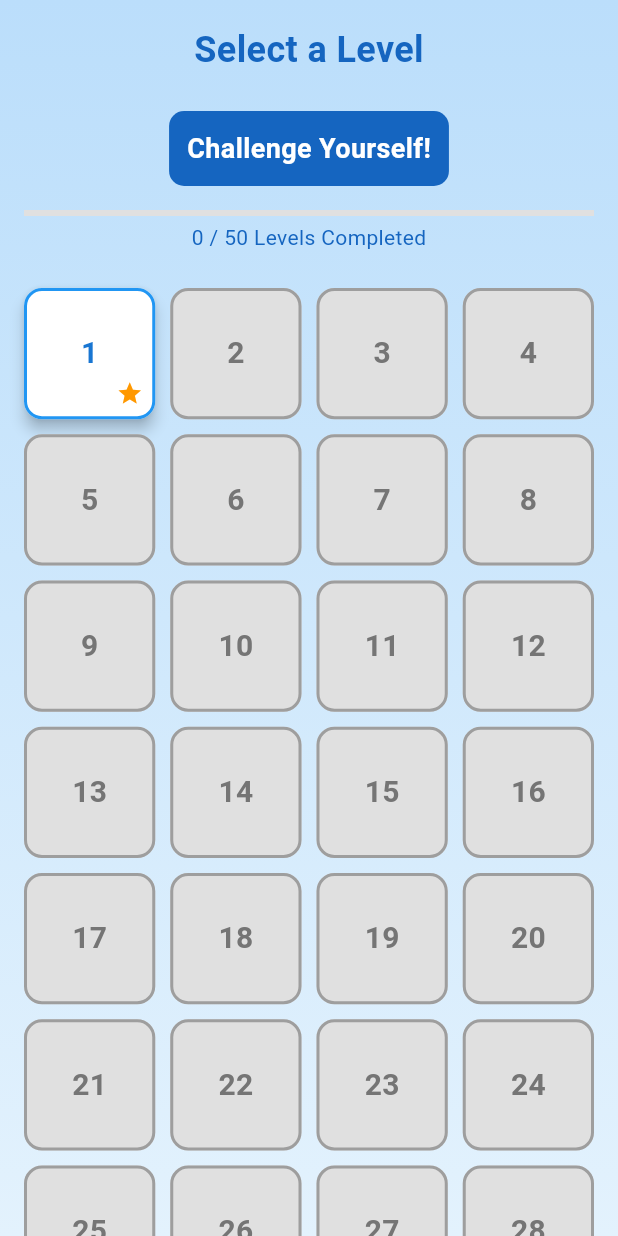
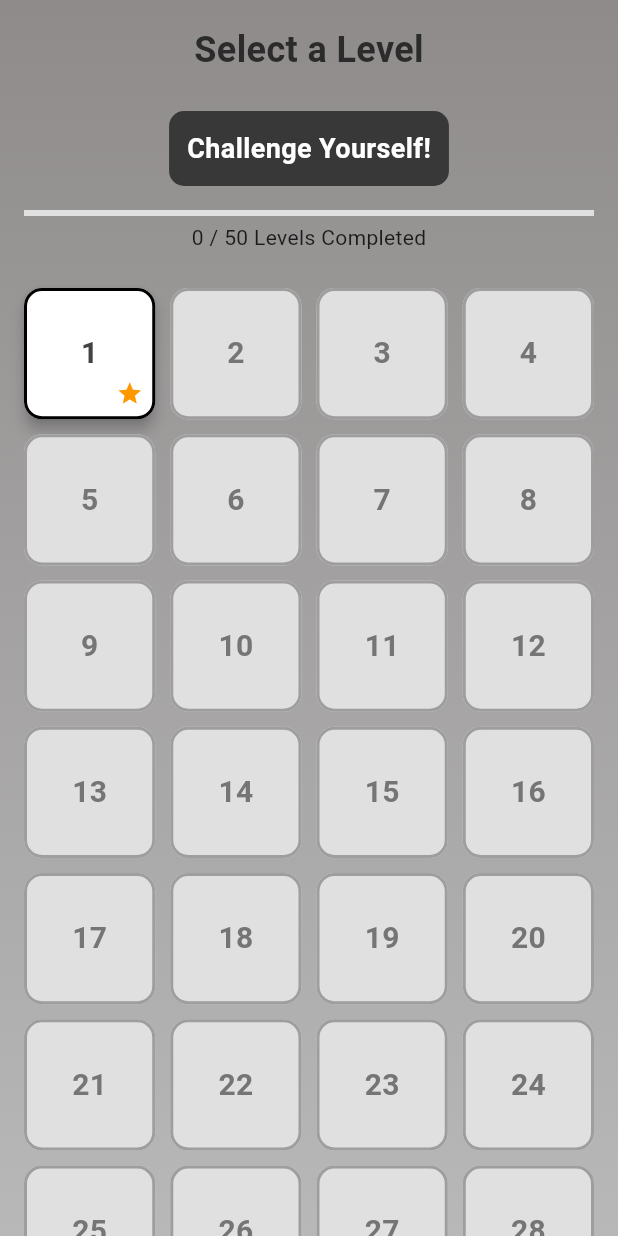
Before and after one commit to Nafiz4041/minesweeper, a Flutter app: the screen it shows after launch, on a phone screen of 412 x 824 dp. Run offline on Flutter 3.47's test engine with Material 3 defaults, Android fonts, the phone set to English and light mode, and no system bars; our stand-ins replace google_mobile_ads, shared_preferences; Roboto replaces fonts that are missing (Helvetica).

Commit message:
color update

```diff
--- a/lib/main.dart
+++ b/lib/main.dart
@@ -67,7 +67,10 @@ class _LevelSelectionScreenState extends State<LevelSelectionScreen> {
           gradient: LinearGradient(
             begin: Alignment.topCenter,
             end: Alignment.bottomCenter,
-            colors: [Colors.blue[100]!, Colors.blue[50]!],
+            colors: [
+              const Color.fromARGB(255, 143, 139, 139)!,
+              const Color.fromARGB(255, 184, 184, 184)!
+            ],
           ),
         ),
         child: SafeArea(
@@ -80,7 +83,7 @@ class _LevelSelectionScreenState extends State<LevelSelectionScreen> {
                   style: TextStyle(
                     fontSize: 24,
                     fontWeight: FontWeight.bold,
-                    color: Colors.blue[800],
+                    color: const Color.fromARGB(255, 43, 43, 43),
                   ),
                 ),
               ),
@@ -89,7 +92,7 @@ class _LevelSelectionScreenState extends State<LevelSelectionScreen> {
                 child: Container(
                   padding: const EdgeInsets.all(12),
                   decoration: BoxDecoration(
-                    color: Colors.blue[800],
+                    color: const Color.fromARGB(255, 56, 56, 56),
                     borderRadius: BorderRadius.circular(10),
                   ),
                   child: Text(
@@ -111,14 +114,14 @@ class _LevelSelectionScreenState extends State<LevelSelectionScreen> {
                       value: highestCompletedLevel /
                           50, // Example: 50 total levels
                       backgroundColor: Colors.grey[300],
-                      color: Colors.blue,
+                      color: const Color.fromARGB(255, 31, 31, 31),
                     ),
                     SizedBox(height: 4),
                     Text(
                       '${highestCompletedLevel} / 50 Levels Completed',
                       style: TextStyle(
                         fontSize: 14,
-                        color: Colors.blue[800],
+                        color: const Color.fromARGB(255, 27, 27, 27),
                       ),
                     ),
                   ],
@@ -207,7 +210,7 @@ class LevelButton extends StatelessWidget {
               decoration: BoxDecoration(
                 borderRadius: BorderRadius.circular(12),
                 border: Border.all(
-                  color: isUnlocked ? Colors.blue : Colors.grey,
+                  color: isUnlocked ? Colors.black : Colors.grey,
                   width: 2,
                 ),
               ),
@@ -217,7 +220,9 @@ class LevelButton extends StatelessWidget {
                   style: TextStyle(
                     fontSize: 20,
                     fontWeight: FontWeight.bold,
-                    color: isUnlocked ? Colors.blue[700] : Colors.grey[600],
+                    color: isUnlocked
+                        ? const Color.fromARGB(255, 66, 66, 66)
+                        : Colors.grey[600],
                   ),
                 ),
               ),
@@ -529,7 +534,8 @@ class _MinesweeperGameState extends State<MinesweeperGame> {
                         crossAxisCount: cols,
                         crossAxisSpacing: 2,
                         mainAxisSpacing: 2,
-                        childAspectRatio: constraints.maxWidth / constraints.maxHeight,
+                        childAspectRatio:
+                            constraints.maxWidth / constraints.maxHeight,
                       ),
                       itemCount: rows * cols,
                       itemBuilder: (context, index) {
@@ -635,8 +641,7 @@ Widget customLevelButton({
   required int level,
   required int highestCompletedLevel,
   required bool isUnlocked,
-  VoidCallback?
-      onPressed, // Use VoidCallback? to allow null as a valid default
+  VoidCallback? onPressed, // Use VoidCallback? to allow null as a valid default
 }) {
   return ElevatedButton(
     onPressed: onPressed,
```
